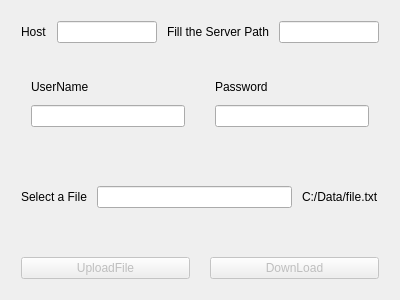
Qt form TestFolderSetServer.ui (alvine24/TestFolderServer) before a commit.
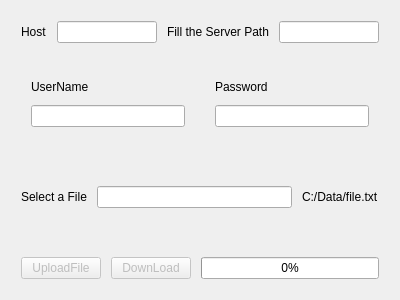
The same form after that commit.

Diff of the .ui file:
```diff
--- a/TestFolderSetServer.ui
+++ b/TestFolderSetServer.ui
@@ -173,7 +173,7 @@
    <item>
     <layout class="QHBoxLayout" name="horizontalLayout_4">
      <property name="spacing">
-      <number>20</number>
+      <number>10</number>
      </property>
      <property name="leftMargin">
       <number>10</number>
@@ -207,6 +207,13 @@
        </property>
       </widget>
      </item>
+     <item>
+      <widget class="QProgressBar" name="progressBar">
+       <property name="value">
+        <number>0</number>
+       </property>
+      </widget>
+     </item>
     </layout>
    </item>
   </layout>
```
